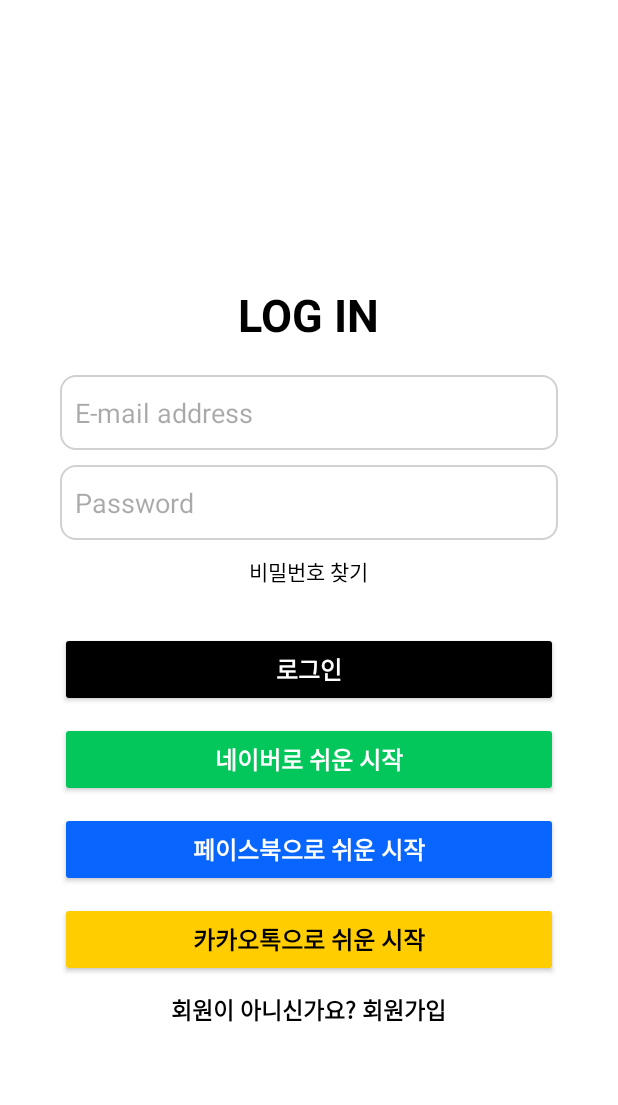
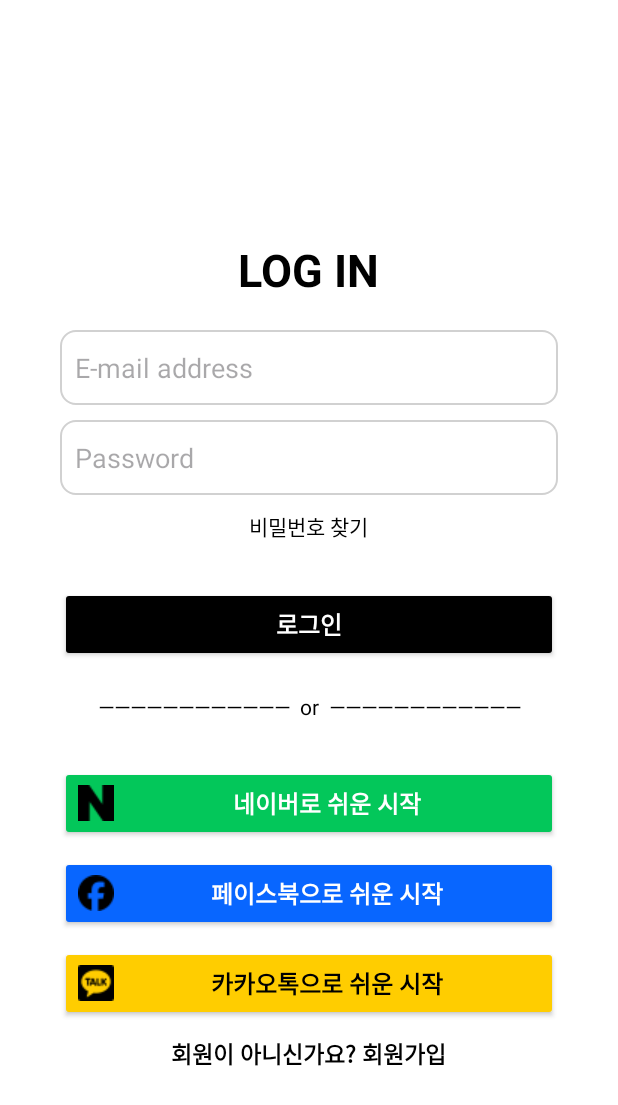
Before and after one commit to thanx-To-Dev-Minsoo/Project-DailyPlanner_Android, an Android app: the screen it shows after launch (signInActivity), on a phone screen of 412 x 824 dp. Shown: the top 1105 px of the screen. Run offline under Robolectric (Android 15) with nearby library versions, the phone set to English and light mode, and no system bars.

Commit message:
2024-07-04

```diff
--- a/app/src/main/res/layout/activity_signin.xml
+++ b/app/src/main/res/layout/activity_signin.xml
@@ -3,7 +3,7 @@
     xmlns:tools="http://schemas.android.com/tools"
     android:layout_width="match_parent"
     android:layout_height="match_parent"
-    android:background="#ffffff"
+    android:background="@color/white"
     tools:context=".MainActivity">
 
     <!-- Background illustration or graphic -->
@@ -73,14 +73,14 @@
             android:textSize="16sp"
             android:textStyle="bold" />
 
-        <!--<TextView
+        <TextView
             android:layout_width="match_parent"
             android:layout_height="wrap_content"
-            android:text="――――――――――――――  or  ――――――――――――――"
+            android:text="――――――――――――  or  ――――――――――――"
             android:textColor="@color/black"
             android:gravity="center"
             android:layout_marginTop="20dp"
-            android:layout_marginBottom="20dp" />-->
+            android:layout_marginBottom="20dp" />
 
         <androidx.appcompat.widget.AppCompatButton
             android:layout_width="match_parent"
@@ -90,7 +90,8 @@
             android:textColor="@color/white"
             android:backgroundTint="@color/naver_green"
             android:textSize="16sp"
-            android:textStyle="bold" />
+            android:textStyle="bold"
+            android:drawableLeft="@drawable/ic_naver"/>
 
         <androidx.appcompat.widget.AppCompatButton
             android:layout_width="match_parent"
@@ -100,7 +101,8 @@
             android:textColor="@color/white"
             android:backgroundTint="@color/facebook_blue"
             android:textSize="16sp"
-            android:textStyle="bold" />
+            android:textStyle="bold"
+            android:drawableLeft="@drawable/ic_facebook"/>
 
         <androidx.appcompat.widget.AppCompatButton
             android:layout_width="match_parent"
@@ -110,7 +112,8 @@
             android:textColor="@color/black"
             android:backgroundTint="@color/kakaotalk_yellow"
             android:textSize="16sp"
-            android:textStyle="bold" />
+            android:textStyle="bold"
+            android:drawableLeft="@drawable/ic_kakaotalk"/>
 
         <TextView
             android:id="@+id/signin"
```
Also changed, not shown: app/src/main/res/values/colors.xml (+29 -13 lines).
